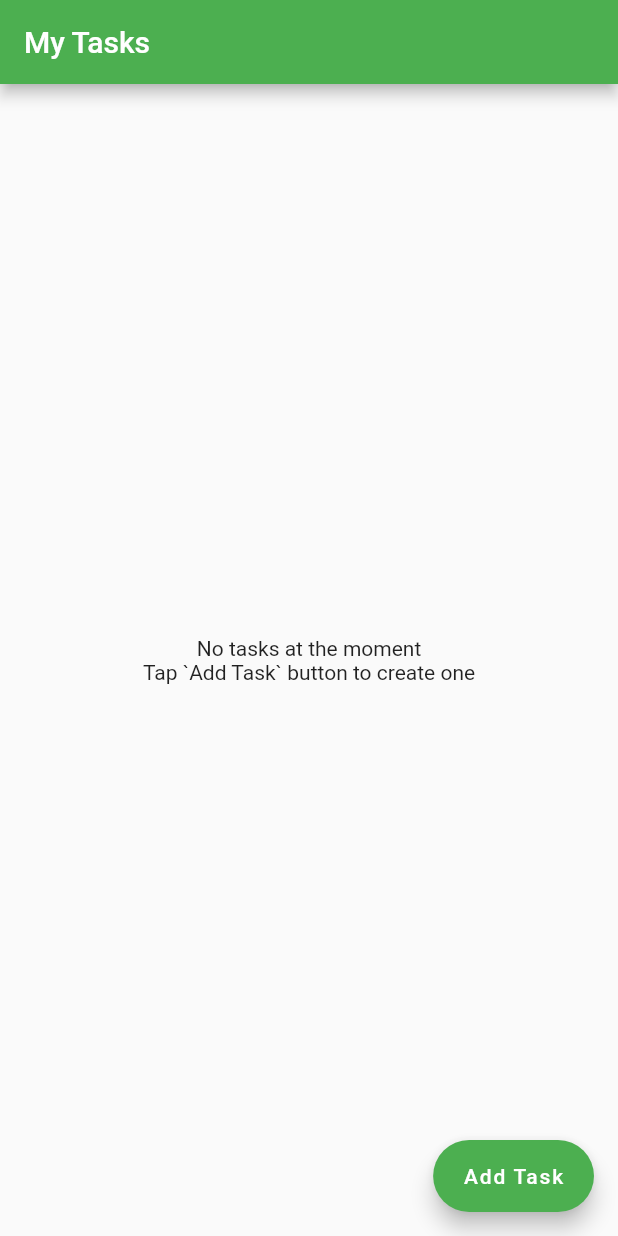
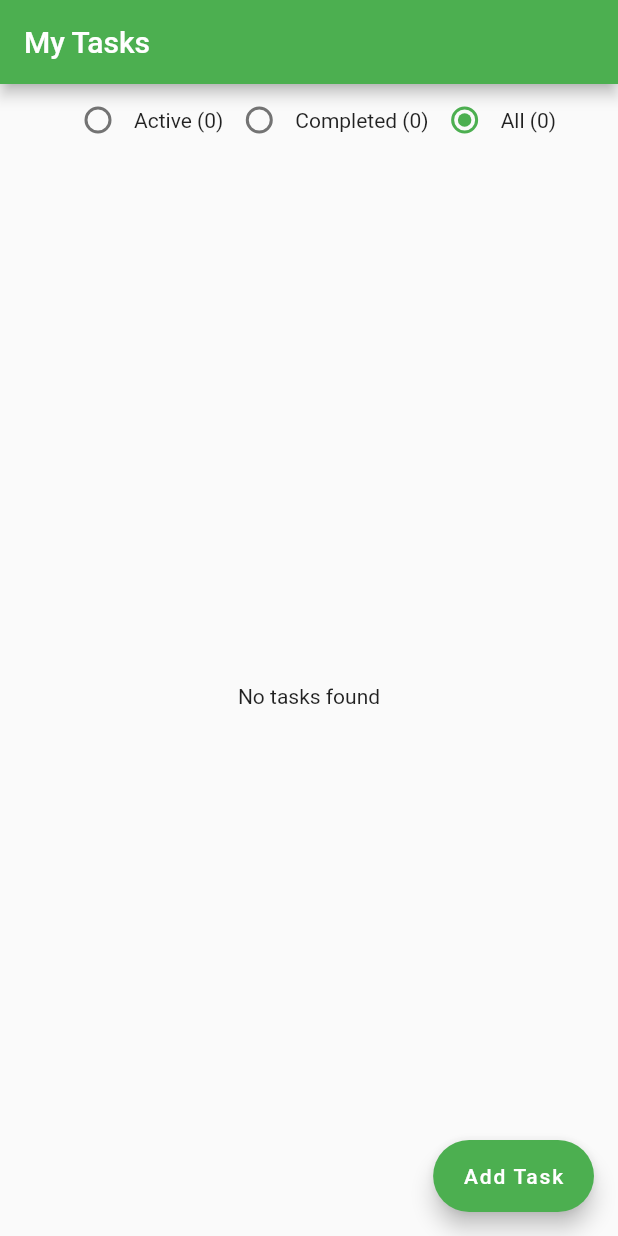
Before and after one commit to mjmon/todo_app, a Flutter app: the screen it shows after launch, on a phone screen of 412 x 824 dp. Run offline on Flutter 3.47's test engine with Material 2 defaults, Android fonts, the phone set to English and light mode, and no system bars; our stand-ins replace adaptive_dialog, flutter_bloc, freezed_annotation, sembast; missing offline and left inert: drop_down_list, tap_debouncer.

Commit message:
some ui changes

```diff
--- a/lib/state/bloc/task_bloc.dart
+++ b/lib/state/bloc/task_bloc.dart
@@ -23,23 +23,24 @@ class TaskBloc extends Bloc<TaskEvent, TaskState> {
           add: (Add e) => _addTaskHandler(e, emit),
           update: (Update e) => _updateTaskHandler(e, emit),
           delete: (Delete e) => _deleteTaskhandler(e, emit),
-          changeDisplayMode: (ChangeDisplayMode e) {});
+          changeDisplayMode: (ChangeDisplayMode e) =>
+              _changeDisplayHandler(e, emit));
     });
   }
 
   Future<void> _fetchTaskHandler(Fetch e, Emitter<TaskState> emit) async {
     try {
       emit(state.copyWith(isBusy: true));
-      final kTaskList = await _taskRepository.fetch();
+      final kAllTaskList = await _taskRepository.fetch();
       final kActiveTaskList = [
-        ...kTaskList.where((task) => task.isComplete == false)
+        ...kAllTaskList.where((task) => task.isComplete == false)
       ];
       final kCompletedTaskList = [
-        ...kTaskList.where((task) => task.isComplete)
+        ...kAllTaskList.where((task) => task.isComplete)
       ];
 
       emit(state.copyWith(
-          taskList: kTaskList,
+          allTaskList: kAllTaskList,
           activeTaskList: kActiveTaskList,
           completedTaskList: kCompletedTaskList,
           isBusy: false,
@@ -97,4 +98,9 @@ class TaskBloc extends Bloc<TaskEvent, TaskState> {
           errorMessage: "Failed in deleting task: $e"));
     }
   }
+
+  Future<void> _changeDisplayHandler(
+      ChangeDisplayMode e, Emitter<TaskState> emit) async {
+    emit(state.copyWith(displayMode: e.mode));
+  }
 }
--- a/lib/state/bloc/task_state.dart
+++ b/lib/state/bloc/task_state.dart
@@ -3,7 +3,7 @@ part of 'task_bloc.dart';
 @freezed
 class TaskState with _$TaskState {
   const factory TaskState(
-      {required List<Task> taskList,
+      {required List<Task> allTaskList,
       required List<Task> activeTaskList,
       required List<Task> completedTaskList,
       required String displayMode,
@@ -12,7 +12,7 @@ class TaskState with _$TaskState {
       required String? successMessage}) = _TaskState;
 
   factory TaskState.initial() => const TaskState(
-      taskList: [],
+      allTaskList: [],
       activeTaskList: [],
       completedTaskList: [],
       displayMode: 'All',
--- a/lib/ui/pages/home/home_page.dart
+++ b/lib/ui/pages/home/home_page.dart
@@ -5,9 +5,11 @@ import 'package:rocket_todo/core/model/task.dart';
 import 'package:rocket_todo/data/task_repository.dart';
 import 'package:rocket_todo/state/bloc/task_bloc.dart';
 import 'package:rocket_todo/ui/pages/create_edit/create_edit_page.dart';
+import 'package:rocket_todo/ui/pages/home/widgets/display_mode_toggle.dart';
 import 'package:rocket_todo/ui/pages/home/widgets/empty_builder.dart';
 import 'package:rocket_todo/ui/pages/home/widgets/error_builder.dart';
 import 'package:rocket_todo/ui/pages/home/widgets/loader.dart';
+import 'package:rocket_todo/ui/pages/home/widgets/task_list.dart';
 import 'package:rocket_todo/ui/popups/common_dialogs.dart';
 import 'package:rocket_todo/ui/popups/common_snack.dart';
 import 'package:rocket_todo/ui/pages/home/widgets/task_item.dart';
@@ -31,13 +33,10 @@ class HomePage extends StatelessWidget {
             if (state.errorMessage != null) {
               return const ErrorBuilder();
             }
-            if (state.taskList.isEmpty) {
-              return const EmptyBuilder();
-            }
             return Column(
-              children: [
-                _buildDisplayToggle(),
-                Expanded(child: _buildList(state.taskList)),
+              children: const [
+                DisplayModeToggle(),
+                Expanded(child: TaskList()),
               ],
             );
           }
@@ -56,51 +55,6 @@ class HomePage extends StatelessWidget {
                         ))));
           },
           label: const Text('Add Task')),
-    );
-  }
-
-  Widget _buildDisplayToggle() {
-    return BlocBuilder<TaskBloc, TaskState>(
-      buildWhen: (previous, current) =>
-          previous.displayMode != current.displayMode ||
-          previous.isBusy != current.isBusy,
-      builder: (context, state) {
-        return Row(
-          mainAxisSize: MainAxisSize.min,
-          children: [
-            Row(
-              children: [
-                Radio(
-                  value: "All",
-                  groupValue: state.displayMode,
-                  onChanged: (value) {},
-                ),
-                Text("All (${state.taskList.length})")
-              ],
-            ),
-            Row(
-              children: [
-                Radio(
-                  value: "Active",
-                  groupValue: state.displayMode,
-                  onChanged: (value) {},
-                ),
-                Text("Active (${state.activeTaskList.length})")
-              ],
-            ),
-            Row(
-              children: [
-                Radio(
-                  value: "Completed",
-                  groupValue: state.displayMode,
-                  onChanged: (value) {},
-                ),
-                Text("Completed (${state.completedTaskList.length})")
-              ],
-            ),
-          ],
-        );
-      },
     );
   }
 
--- /dev/null
+++ b/lib/ui/pages/home/widgets/display_mode_toggle.dart
@@ -0,0 +1,64 @@
+import 'package:flutter/material.dart';
+import 'package:flutter_bloc/flutter_bloc.dart';
+import 'package:rocket_todo/state/bloc/task_bloc.dart';
+
+class DisplayModeToggle extends StatelessWidget {
+  const DisplayModeToggle({Key? key}) : super(key: key);
+
+  @override
+  Widget build(BuildContext context) {
+    return BlocBuilder<TaskBloc, TaskState>(
+      buildWhen: (previous, current) =>
+          previous.displayMode != current.displayMode ||
+          previous.isBusy != current.isBusy,
+      builder: (context, state) {
+        return Row(
+          mainAxisSize: MainAxisSize.min,
+          children: [
+            Row(
+              children: [
+                Radio(
+                  value: "Active",
+                  groupValue: state.displayMode,
+                  onChanged: (value) {
+                    context
+                        .read<TaskBloc>()
+                        .add(const TaskEvent.changeDisplayMode(mode: "Active"));
+                  },
+                ),
+                Text("Active (${state.activeTaskList.length})")
+              ],
+            ),
+            Row(
+              children: [
+                Radio(
+                  value: "Completed",
+                  groupValue: state.displayMode,
+                  onChanged: (value) {
+                    context.read<TaskBloc>().add(
+                        const TaskEvent.changeDisplayMode(mode: "Completed"));
+                  },
+                ),
+                Text("Completed (${state.completedTaskList.length})")
+              ],
+            ),
+            Row(
+              children: [
+                Radio(
+                  value: "All",
+                  groupValue: state.displayMode,
+                  onChanged: (value) {
+                    context
+                        .read<TaskBloc>()
+                        .add(const TaskEvent.changeDisplayMode(mode: "All"));
+                  },
+                ),
+                Text("All (${state.allTaskList.length})")
+              ],
+            ),
+          ],
+        );
+      },
+    );
+  }
+}
--- a/lib/ui/pages/home/widgets/empty_builder.dart
+++ b/lib/ui/pages/home/widgets/empty_builder.dart
@@ -7,7 +7,7 @@ class EmptyBuilder extends StatelessWidget {
   Widget build(BuildContext context) {
     return const Center(
       child: Text(
-        "No tasks at the moment\nTap `Add Task` button to create one",
+        "No tasks found",
         textAlign: TextAlign.center,
       ),
     );
--- /dev/null
+++ b/lib/ui/pages/home/widgets/task_list.dart
@@ -0,0 +1,62 @@
+import 'package:flutter/material.dart';
+import 'package:flutter_bloc/flutter_bloc.dart';
+import 'package:rocket_todo/core/model/task.dart';
+import 'package:rocket_todo/state/bloc/task_bloc.dart';
+import 'package:rocket_todo/ui/pages/create_edit/create_edit_page.dart';
+import 'package:rocket_todo/ui/pages/home/widgets/empty_builder.dart';
+import 'package:rocket_todo/ui/pages/home/widgets/task_item.dart';
+
+class TaskList extends StatelessWidget {
+  const TaskList({Key? key}) : super(key: key);
+
+  @override
+  Widget build(BuildContext context) {
+    final displayMode = context.watch<TaskBloc>().state.displayMode;
+    final allTaskList = context.watch<TaskBloc>().state.allTaskList;
+    final activeTaskList = context.watch<TaskBloc>().state.activeTaskList;
+    final completedTaskList = context.watch<TaskBloc>().state.completedTaskList;
+
+    List<Task> list = [];
+    if (displayMode == "All") {
+      list = allTaskList;
+    } else if (displayMode == "Active") {
+      list = activeTaskList;
+    } else if (displayMode == "Completed") {
+      list = completedTaskList;
+    }
+    if (list.isEmpty) {
+      return const EmptyBuilder();
+    }
+    return ListView.separated(
+        shrinkWrap: true,
+        physics: const ClampingScrollPhysics(),
+        separatorBuilder: (_, __) => const Divider(),
+        itemCount: list.length,
+        itemBuilder: ((context, index) {
+          final task = list.elementAt(index);
+          return TaskItem(
+            task: task,
+            onCompleteToggle: (bool? newValue) {
+              // Toggle the complete status
+              final updatedTask = task.copyWith(isComplete: newValue ?? false);
+              context.read<TaskBloc>().add(TaskEvent.update(task: updatedTask));
+            },
+            onView: () {
+              // Edit the task
+              Navigator.push(
+                  context,
+                  MaterialPageRoute(
+                      builder: ((context) => CreateEditPage(
+                            isNew: false,
+                            task: task,
+                          ))));
+            },
+            onDelete: () {
+              // delete task
+              context.read<TaskBloc>().add(TaskEvent.delete(task: task));
+            },
+            onChangePriority: (newValue) {},
+          );
+        }));
+  }
+}
```
Also changed, not shown: lib/state/bloc/task_bloc.freezed.dart.
